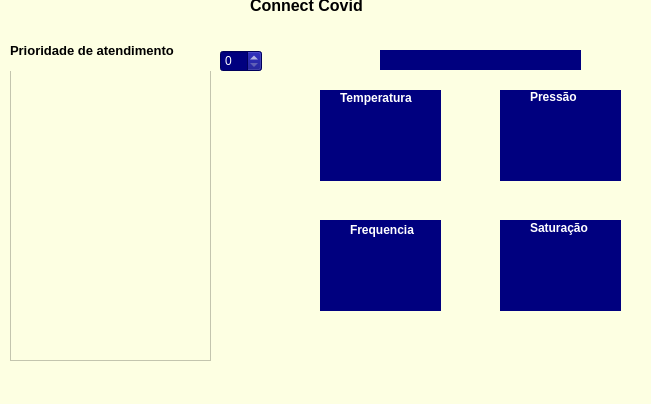
Above: cliente/medico.ui from EstherWI/PBL2-Redes before the change. Below: the same form after it.
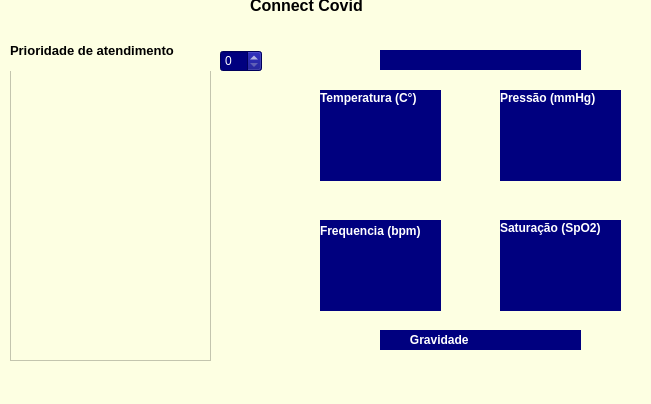
That is the form after the change.

Commit message: alteando a tela do medico

```diff
--- a/cliente/medico.ui
+++ b/cliente/medico.ui
@@ -137,9 +137,9 @@
    <widget class="QLabel" name="label_titulo_temperatura">
     <property name="geometry">
      <rect>
-      <x>340</x>
+      <x>320</x>
       <y>90</y>
-      <width>81</width>
+      <width>111</width>
       <height>16</height>
      </rect>
     </property>
@@ -155,16 +155,16 @@
 background-color: rgb(0, 0, 127);</string>
     </property>
     <property name="text">
-     <string>Temperatura</string>
+     <string>Temperatura (C°)</string>
     </property>
    </widget>
    <widget class="QLabel" name="label_titulo_pressao">
     <property name="geometry">
      <rect>
-      <x>530</x>
+      <x>500</x>
       <y>90</y>
-      <width>47</width>
-      <height>13</height>
+      <width>101</width>
+      <height>16</height>
      </rect>
     </property>
     <property name="font">
@@ -179,16 +179,16 @@
 background-color: rgb(0, 0, 127);</string>
     </property>
     <property name="text">
-     <string>Pressão</string>
+     <string>Pressão (mmHg)</string>
     </property>
    </widget>
    <widget class="QLabel" name="label_titulo_freq">
     <property name="geometry">
      <rect>
-      <x>350</x>
+      <x>320</x>
       <y>220</y>
-      <width>71</width>
-      <height>20</height>
+      <width>111</width>
+      <height>21</height>
      </rect>
     </property>
     <property name="font">
@@ -203,15 +203,15 @@
 background-color: rgb(0, 0, 127);</string>
     </property>
     <property name="text">
-     <string>Frequencia</string>
+     <string>Frequencia (bpm)</string>
     </property>
    </widget>
    <widget class="QLabel" name="label_titulo_saturacao">
     <property name="geometry">
      <rect>
-      <x>530</x>
+      <x>500</x>
       <y>220</y>
-      <width>61</width>
+      <width>111</width>
       <height>16</height>
      </rect>
     </property>
@@ -227,7 +227,7 @@
 background-color: rgb(0, 0, 127);</string>
     </property>
     <property name="text">
-     <string>Saturação</string>
+     <string>Saturação (SpO2)</string>
     </property>
    </widget>
    <widget class="QLabel" name="label_titulo_2">
@@ -292,6 +292,54 @@
 color: rgb(255, 255, 255);</string>
     </property>
    </widget>
+   <widget class="QLabel" name="label_set_gravidade">
+    <property name="geometry">
+     <rect>
+      <x>500</x>
+      <y>330</y>
+      <width>81</width>
+      <height>20</height>
+     </rect>
+    </property>
+    <property name="font">
+     <font>
+      <pointsize>9</pointsize>
+      <weight>75</weight>
+      <bold>true</bold>
+     </font>
+    </property>
+    <property name="styleSheet">
+     <string notr="true">color: rgb(255, 255, 255);
+background-color: rgb(0, 0, 127);</string>
+    </property>
+    <property name="text">
+     <string/>
+    </property>
+   </widget>
+   <widget class="QLabel" name="label_nomeGravidade">
+    <property name="geometry">
+     <rect>
+      <x>380</x>
+      <y>330</y>
+      <width>121</width>
+      <height>20</height>
+     </rect>
+    </property>
+    <property name="font">
+     <font>
+      <pointsize>9</pointsize>
+      <weight>75</weight>
+      <bold>true</bold>
+     </font>
+    </property>
+    <property name="styleSheet">
+     <string notr="true">color: rgb(255, 255, 255);
+background-color: rgb(0, 0, 127);</string>
+    </property>
+    <property name="text">
+     <string>         Gravidade </string>
+    </property>
+   </widget>
   </widget>
   <widget class="QMenuBar" name="menubar">
    <property name="geometry">
```
The commit also changes 2 other files.
